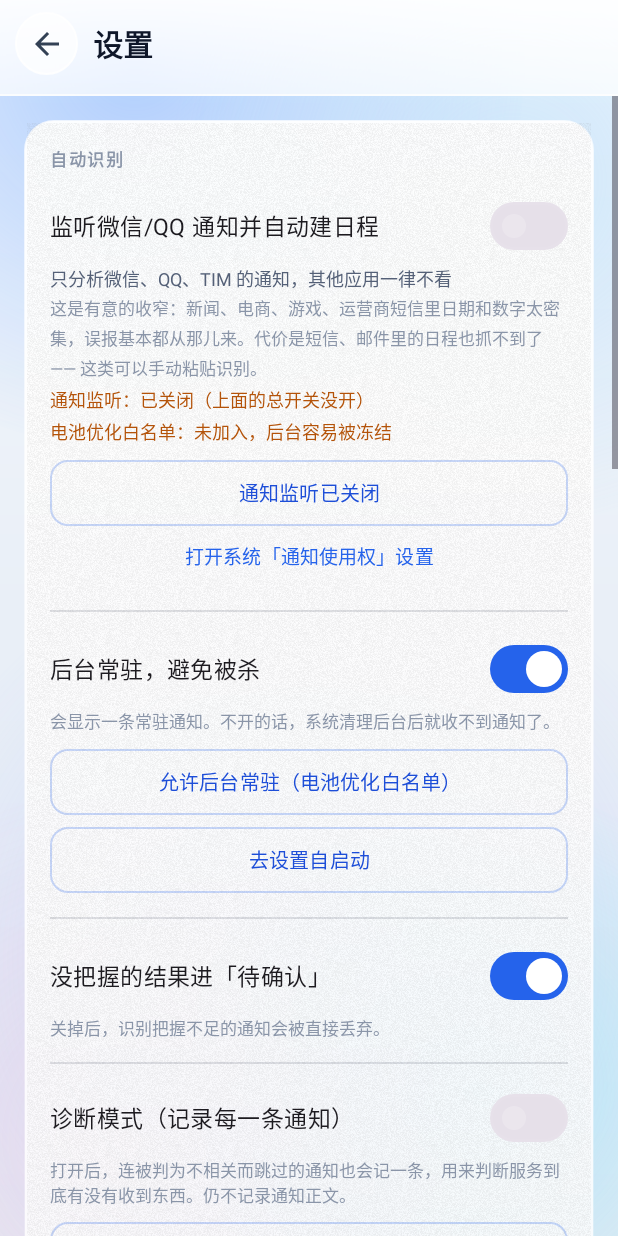
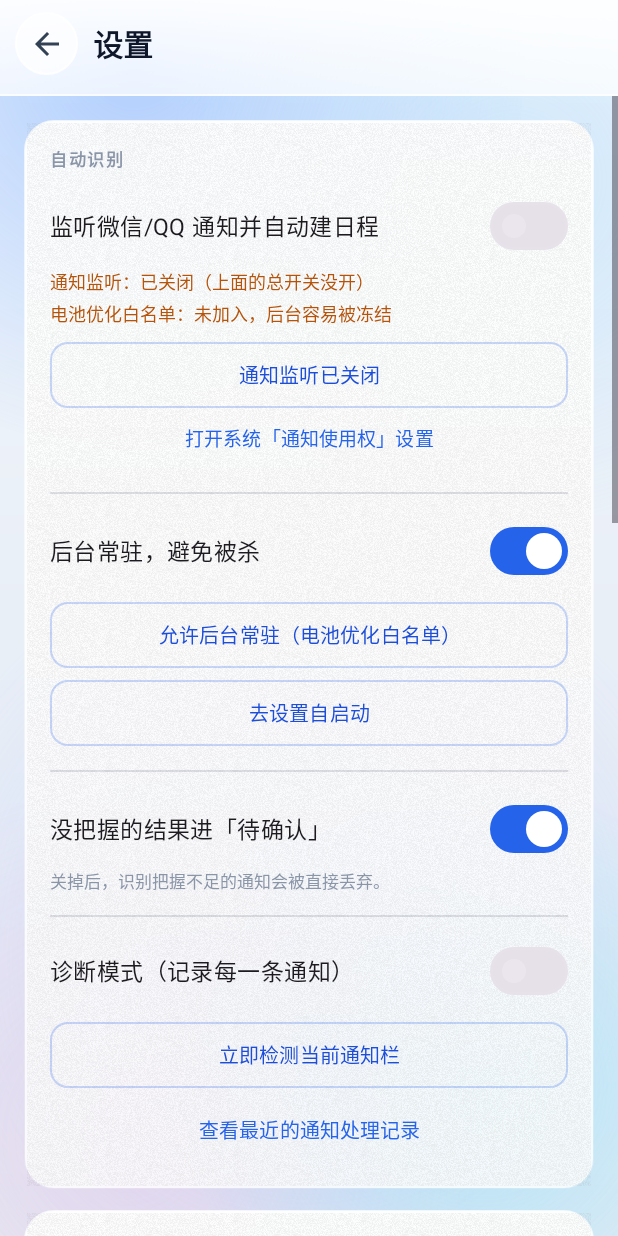
Before and after one commit to terry0110/smart-schedule, an Android app: the SettingsActivity screen opened directly, with no data from a screen before it, on a phone screen of 412 x 824 dp. Run offline under Robolectric (Android 15) with nearby library versions, the phone set to English and light mode, and no system bars.

Commit message:
chore: 设置页按标注精简说明文字（v1.59）

```diff
--- a/app/build.gradle.kts
+++ b/app/build.gradle.kts
@@ -24,8 +24,8 @@ android {
         applicationId = "com.terry.smartschedule"
         minSdk = 26
         targetSdk = 35
-        versionCode = 58
-        versionName = "1.58"
+        versionCode = 59
+        versionName = "1.59"
     }
 
     signingConfigs {
--- a/app/src/main/java/com/terry/smartschedule/ui/SettingsActivity.kt
+++ b/app/src/main/java/com/terry/smartschedule/ui/SettingsActivity.kt
@@ -302,14 +302,7 @@ class SettingsActivity : AppCompatActivity() {
                 ListenerStatus.OFF -> "通知监听：已关闭（上面的总开关没开）"
                 ListenerStatus.NO_PERMISSION -> "通知使用权：未授予"
                 ListenerStatus.RUNNING -> "通知使用权：已授予，服务正在运行"
-                ListenerStatus.CONNECTING -> buildString {
-                    append("通知使用权：已授予，但服务还没连上。\n")
-                    if (ServiceHealth.rebindCount > 0) {
-                        append("已请求重连 ${ServiceHealth.rebindCount} 次。")
-                    }
-                    append("点一次「重新连接」后给系统 4 秒，别连点 —— ")
-                    append("连点会打断系统正在进行的绑定，反而越点越连不上。")
-                }
+                ListenerStatus.CONNECTING -> "通知监听：正在连接…"
             }
         )
         sb.append("\n电池优化白名单：").append(if (batteryOk) "已加入" else "未加入，后台容易被冻结")
--- a/app/src/main/res/layout/activity_settings.xml
+++ b/app/src/main/res/layout/activity_settings.xml
@@ -99,26 +99,6 @@
                         android:text="@string/settings_capture_switch"
                         android:textSize="15sp" />
 
-                    <!-- 处理范围。这一行必须显眼：用户装完会疑惑"为什么其他应用的通知没抓到"，
-                         不写清楚就会被当成 bug。 -->
-                    <TextView
-                        android:layout_width="match_parent"
-                        android:layout_height="wrap_content"
-                        android:layout_marginTop="2dp"
-                        android:lineSpacingExtra="3dp"
-                        android:text="@string/settings_scope"
-                        android:textColor="@color/text_secondary"
-                        android:textSize="12sp" />
-
-                    <TextView
-                        android:layout_width="match_parent"
-                        android:layout_height="wrap_content"
-                        android:layout_marginTop="2dp"
-                        android:lineSpacingExtra="3dp"
-                        android:text="@string/settings_scope_desc"
-                        android:textColor="@color/text_tertiary"
-                        android:textSize="11.5sp" />
-
                     <!-- 服务真实状态，比"已授权"更有用 -->
                     <TextView
                         android:id="@+id/tvListenerState"
@@ -165,14 +145,6 @@
                         android:layout_marginTop="12dp"
                         android:text="@string/settings_keepalive_switch"
                         android:textSize="15sp" />
-
-                    <TextView
-                        android:layout_width="match_parent"
-                        android:layout_height="wrap_content"
-                        android:layout_marginTop="2dp"
-                        android:text="@string/settings_keepalive_desc"
-                        android:textColor="@color/text_tertiary"
-                        android:textSize="11.5sp" />
 
                     <com.google.android.material.button.MaterialButton
                         android:id="@+id/btnBattery"
@@ -228,14 +200,6 @@
                         android:text="@string/settings_verbose"
                         android:textSize="15sp" />
 
-                    <TextView
-                        android:layout_width="match_parent"
-                        android:layout_height="wrap_content"
-                        android:layout_marginTop="2dp"
-                        android:text="@string/settings_verbose_desc"
-                        android:textColor="@color/text_tertiary"
-                        android:textSize="11.5sp" />
-
                     <com.google.android.material.button.MaterialButton
                         android:id="@+id/btnScan"
                         style="@style/Btn.Glass"
@@ -243,14 +207,6 @@
                         android:layout_height="44dp"
                         android:layout_marginTop="10dp"
                         android:text="@string/settings_scan_now" />
-
-                    <TextView
-                        android:layout_width="match_parent"
-                        android:layout_height="wrap_content"
-                        android:layout_marginTop="4dp"
-                        android:text="@string/settings_scan_desc"
-                        android:textColor="@color/text_tertiary"
-                        android:textSize="11.5sp" />
 
                     <com.google.android.material.button.MaterialButton
                         android:id="@+id/btnLog"
@@ -486,14 +442,6 @@
                         android:text="@string/settings_log_raw"
                         android:textSize="15sp" />
 
-                    <TextView
-                        android:layout_width="match_parent"
-                        android:layout_height="wrap_content"
-                        android:layout_marginTop="2dp"
-                        android:text="@string/settings_log_raw_desc"
-                        android:textColor="@color/text_tertiary"
-                        android:textSize="11.5sp" />
-
                     <com.google.android.material.materialswitch.MaterialSwitch
                         android:id="@+id/swSaveNote"
                         android:layout_width="match_parent"
@@ -509,15 +457,6 @@
                         android:text="@string/settings_save_note_desc"
                         android:textColor="@color/text_tertiary"
                         android:textSize="11.5sp" />
-
-                    <TextView
-                        android:layout_width="match_parent"
-                        android:layout_height="wrap_content"
-                        android:layout_marginTop="14dp"
-                        android:lineSpacingExtra="3dp"
-                        android:text="@string/settings_privacy_note"
-                        android:textColor="@color/text_secondary"
-                        android:textSize="11.8sp" />
 
                     <com.google.android.material.button.MaterialButton
                         android:id="@+id/btnDedupe"
--- a/app/src/main/res/values/strings.xml
+++ b/app/src/main/res/values/strings.xml
@@ -46,19 +46,14 @@
     <string name="settings_section_capture">自动识别</string>
     <string name="settings_capture_switch">监听微信/QQ 通知并自动建日程</string>
     <string name="settings_keepalive_switch">后台常驻，避免被杀</string>
-    <string name="settings_keepalive_desc">会显示一条常驻通知。不开的话，系统清理后台后就收不到通知了。</string>
     <string name="settings_pending_switch">没把握的结果进「待确认」</string>
     <string name="settings_pending_desc">关掉后，识别把握不足的通知会被直接丢弃。</string>
     <string name="settings_open_listener">打开系统「通知使用权」设置</string>
     <string name="settings_grant_listener">去授予通知使用权</string>
     <string name="settings_battery">允许后台常驻（电池优化白名单）</string>
     <string name="settings_autostart">去设置自启动</string>
-    <string name="settings_scope">只分析微信、QQ、TIM 的通知，其他应用一律不看</string>
-    <string name="settings_scope_desc">这是有意的收窄：新闻、电商、游戏、运营商短信里日期和数字太密集，误报基本都从那儿来。代价是短信、邮件里的日程也抓不到了 —— 这类可以手动粘贴识别。</string>
     <string name="settings_verbose">诊断模式（记录每一条通知）</string>
-    <string name="settings_verbose_desc">打开后，连被判为不相关而跳过的通知也会记一条，用来判断服务到底有没有收到东西。仍不记录通知正文。</string>
     <string name="settings_scan_now">立即检测当前通知栏</string>
-    <string name="settings_scan_desc">把通知栏里已有的微信/QQ 通知过一遍，不用干等新通知。</string>
     <string name="settings_capture_log">查看最近的通知处理记录</string>
 
     <string name="settings_section_calendar">系统日历同步</string>
@@ -106,11 +101,9 @@
 
     <string name="settings_section_privacy">隐私与数据</string>
     <string name="settings_log_raw">抓取日志里保存通知原文</string>
-    <string name="settings_log_raw_desc">默认关闭。关闭时日志只记「哪个应用、什么结果、为什么」，不记通知内容。</string>
     <string name="settings_save_note">日程里保存解析原文</string>
     <string name="settings_save_note_desc">默认开启。关闭后，新识别/抓取的日程不再保存原文；已有日程里的原文不受影响。</string>
     <string name="settings_no_network">本应用不申请网络权限，所有解析都在手机上完成。</string>
-    <string name="settings_privacy_note">日程、抓取日志、设置全部只存在本机，不参与系统云备份，也不会上传到任何服务器——本应用连网络权限都没有。唯一会写出去的，是你自己打开的「系统日历同步」，且只写进本机日历，不进任何账号。</string>
     <string name="settings_wipe">删除所有本地数据</string>
 
     <!-- 归档日志 -->
```
Also changed, not shown: 5 other files.
